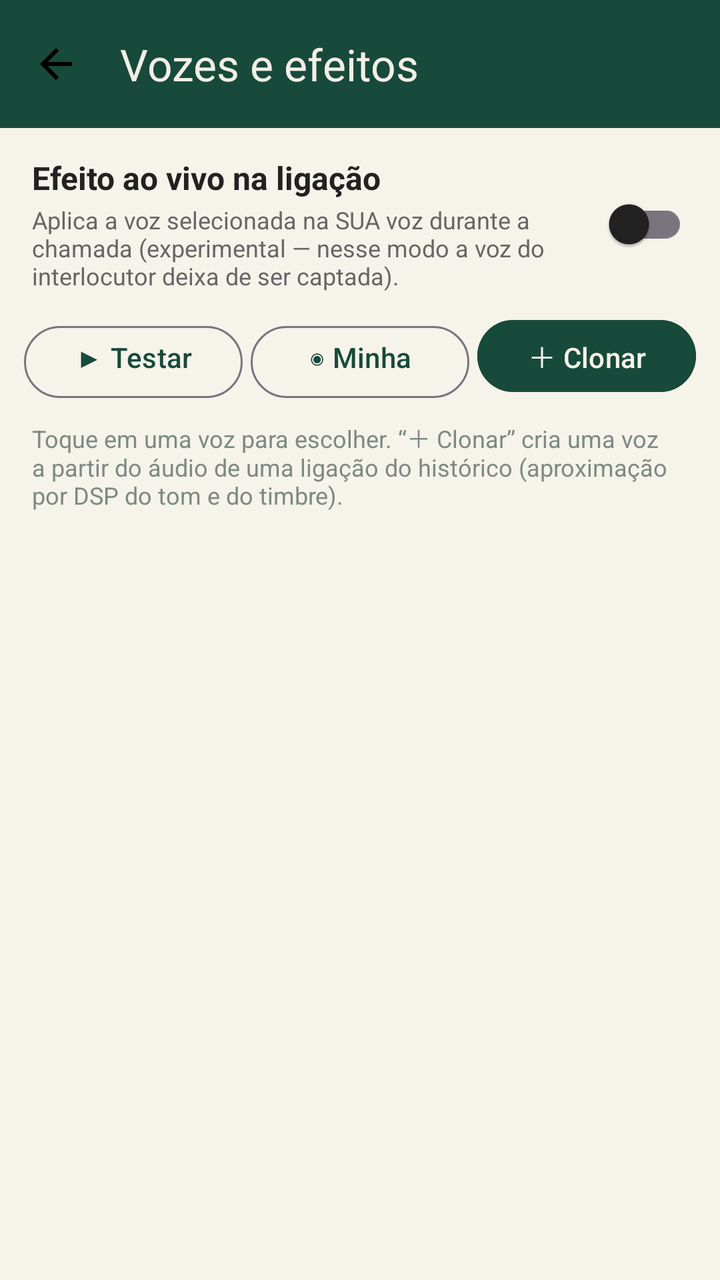
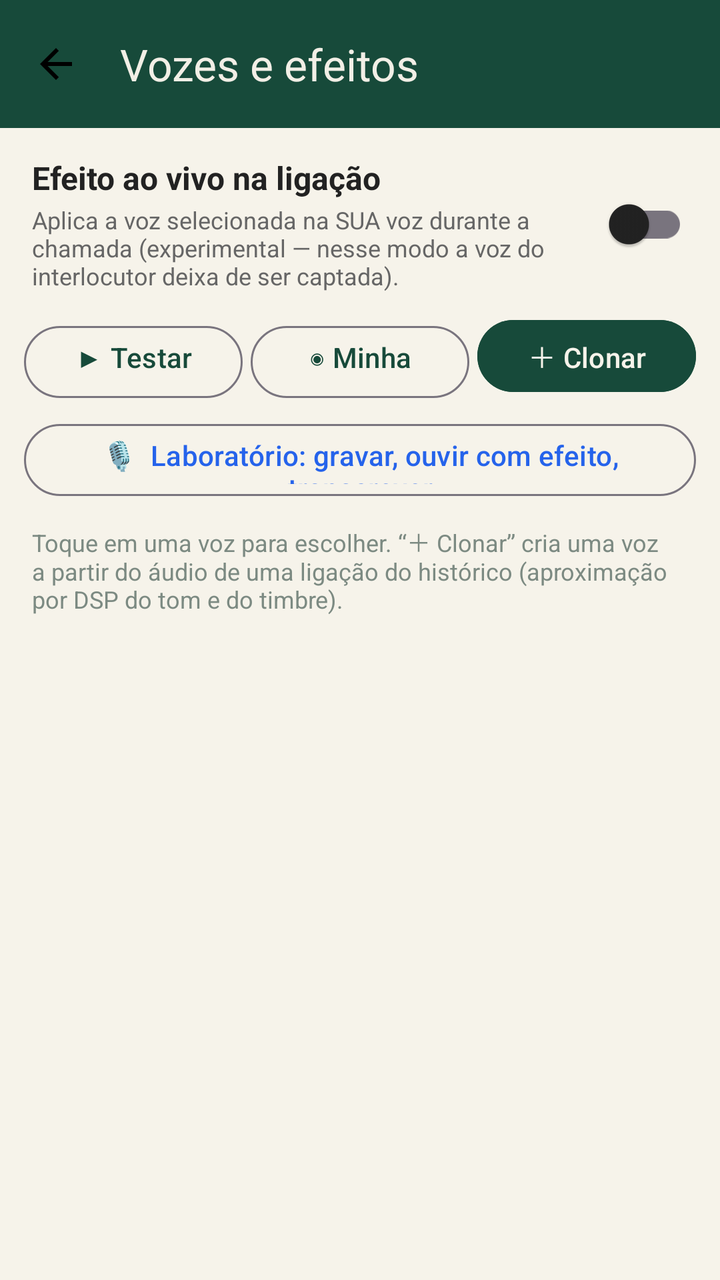

The first picture is an Android layout as it rendered before a commit; the second is the same layout after the commit. The layout source and the unified diff follow.
<!-- AndroidManifest.xml: application theme AppTheme -->
<!-- res/layout/activity_vozes.xml -->
<?xml version="1.0" encoding="utf-8"?>
<LinearLayout xmlns:android="http://schemas.android.com/apk/res/android"
    android:layout_width="match_parent"
    android:layout_height="match_parent"
    android:background="@color/cc_paper"
    android:orientation="vertical">

    <com.google.android.material.appbar.MaterialToolbar
        android:id="@+id/toolbar"
        android:layout_width="match_parent"
        android:layout_height="?attr/actionBarSize"
        android:background="@color/cc_green_deep"
        app:navigationIcon="@drawable/ic_back"
        app:title="Vozes e efeitos"
        app:titleTextColor="@color/cc_cream_on_dark"
        xmlns:app="http://schemas.android.com/apk/res-auto" />

    <ScrollView
        android:layout_width="match_parent"
        android:layout_height="0dp"
        android:layout_weight="1">

        <LinearLayout
            android:layout_width="match_parent"
            android:layout_height="wrap_content"
            android:orientation="vertical">

            <LinearLayout
                android:layout_width="match_parent"
                android:layout_height="wrap_content"
                android:orientation="horizontal"
                android:paddingStart="16dp"
                android:paddingEnd="16dp"
                android:paddingTop="14dp">

                <LinearLayout
                    android:layout_width="0dp"
                    android:layout_height="wrap_content"
                    android:layout_weight="1"
                    android:orientation="vertical">

                    <TextView
                        android:layout_width="match_parent"
                        android:layout_height="wrap_content"
                        android:text="Efeito ao vivo na ligação"
                        android:textColor="@color/cc_ink"
                        android:textSize="16sp"
                        android:textStyle="bold" />

                    <TextView
                        android:layout_width="match_parent"
                        android:layout_height="wrap_content"
                        android:paddingTop="2dp"
                        android:text="Aplica a voz selecionada na SUA voz durante a chamada (experimental — nesse modo a voz do interlocutor deixa de ser captada)."
                        android:textColor="@color/cc_ink_soft"
                        android:textSize="12sp" />
                </LinearLayout>

                <com.google.android.material.switchmaterial.SwitchMaterial
                    android:id="@+id/sw_live"
                    android:layout_width="wrap_content"
                    android:layout_height="wrap_content"
                    android:layout_gravity="center_vertical" />
            </LinearLayout>

            <LinearLayout
                android:layout_width="match_parent"
                android:layout_height="wrap_content"
                android:orientation="horizontal"
                android:paddingStart="12dp"
                android:paddingEnd="12dp"
                android:paddingTop="10dp">

                <com.google.android.material.button.MaterialButton
                    android:id="@+id/btn_test"
                    style="@style/Widget.Material3.Button.OutlinedButton"
                    android:layout_width="0dp"
                    android:layout_height="44dp"
                    android:layout_marginEnd="4dp"
                    android:layout_weight="1"
                    android:text="▶ Testar voz"
                    android:textColor="@color/cc_green_deep" />

                <com.google.android.material.button.MaterialButton
                    android:id="@+id/btn_calibrate"
                    style="@style/Widget.Material3.Button.OutlinedButton"
                    android:layout_width="0dp"
                    android:layout_height="44dp"
                    android:layout_marginEnd="4dp"
                    android:layout_weight="1"
                    android:text="◉ Minha voz"
                    android:textColor="@color/cc_green_deep" />

                <com.google.android.material.button.MaterialButton
                    android:id="@+id/btn_clone"
                    android:layout_width="0dp"
                    android:layout_height="44dp"
                    android:layout_weight="1"
                    android:backgroundTint="@color/cc_green_deep"
                    android:text="＋ Clonar" />
            </LinearLayout>

            <TextView
                android:layout_width="match_parent"
                android:layout_height="wrap_content"
                android:paddingStart="16dp"
                android:paddingEnd="16dp"
                android:paddingTop="10dp"
                android:text="Toque em uma voz para escolher. “＋ Clonar” cria uma voz a partir do áudio de uma ligação do histórico (aproximação por DSP do tom e do timbre)."
                android:textColor="@color/cc_ink_faint"
                android:textSize="12sp" />

            <androidx.recyclerview.widget.RecyclerView
                android:id="@+id/recycler"
                android:layout_width="match_parent"
                android:layout_height="wrap_content"
                android:paddingTop="4dp" />
        </LinearLayout>
    </ScrollView>
</LinearLayout>
<!-- resources referenced by this layout -->
<resources>
  <color name="cc_cream_on_dark">#F2EFE6</color>
  <color name="cc_green_deep">#174A3A</color>
  <color name="cc_ink">#222222</color>
  <color name="cc_ink_faint">#7C8A82</color>
  <color name="cc_ink_soft">#666666</color>
  <color name="cc_paper">#F6F3EA</color>
  <!-- drawable ic_back (drawable) -->
  ﻿<vector xmlns:android="http://schemas.android.com/apk/res/android"
      android:width="24dp" android:height="24dp"
      android:viewportWidth="24" android:viewportHeight="24">
      <path android:fillColor="#000000"
          android:pathData="M20,11H7.83l5.59,-5.59L12,4l-8,8 8,8 1.41,-1.41L7.83,13H20v-2z"/>
  </vector>
  <style name="AppTheme" parent="Theme.Material3.DayNight.NoActionBar">
          <item name="colorPrimary">@color/cc_green_deep</item>
          <item name="colorOnPrimary">@color/cc_paper</item>
          <item name="colorSecondary">@color/cc_green</item>
          <item name="colorOnSecondary">@color/cc_paper</item>
          <item name="colorError">@color/cc_red</item>
          <item name="android:colorBackground">@color/cc_paper</item>
          <item name="colorSurface">@color/cc_paper_card</item>
          <item name="colorOnSurface">@color/cc_ink</item>
          <item name="colorSurfaceVariant">@color/cc_green_soft</item>
          <item name="colorOnSurfaceVariant">@color/cc_ink_soft</item>
          <item name="colorSecondaryContainer">@color/cc_green_deep</item>
          <item name="colorOnSecondaryContainer">@color/cc_paper</item>
          <item name="colorPrimaryContainer">@color/cc_green_soft</item>
          <item name="colorOnPrimaryContainer">@color/cc_green_deep</item>
          <item name="android:statusBarColor">@color/cc_paper</item>
          <item name="android:windowLightStatusBar">true</item>
          <item name="android:navigationBarColor">@color/cc_paper</item>
      </style>
  <color name="cc_green">#1B7A43</color>
  <color name="cc_red">#DC2626</color>
  <color name="cc_paper_card">#FFFDF7</color>
  <color name="cc_green_soft">#E3EFE9</color>
</resources>

<!-- the commit's change to res/layout/activity_vozes.xml (unified diff, before → after) -->
@@ -100,6 +100,17 @@
                     android:text="＋ Clonar" />
             </LinearLayout>
 
+            <com.google.android.material.button.MaterialButton
+                android:id="@+id/btn_lab"
+                style="@style/Widget.Material3.Button.OutlinedButton"
+                android:layout_width="match_parent"
+                android:layout_height="44dp"
+                android:layout_marginStart="12dp"
+                android:layout_marginTop="8dp"
+                android:layout_marginEnd="12dp"
+                android:text="🎙  Laboratório: gravar, ouvir com efeito, transcrever"
+                android:textColor="@color/cc_blue" />
+
             <TextView
                 android:layout_width="match_parent"
                 android:layout_height="wrap_content"
<!-- resource entries referenced after the edit -->
@@ -1,5 +1,6 @@
 <!-- resources referenced by this layout -->
 <resources>
+  <color name="cc_blue">#2563EB</color>
   <color name="cc_cream_on_dark">#F2EFE6</color>
   <color name="cc_green_deep">#174A3A</color>
   <color name="cc_ink">#222222</color>
